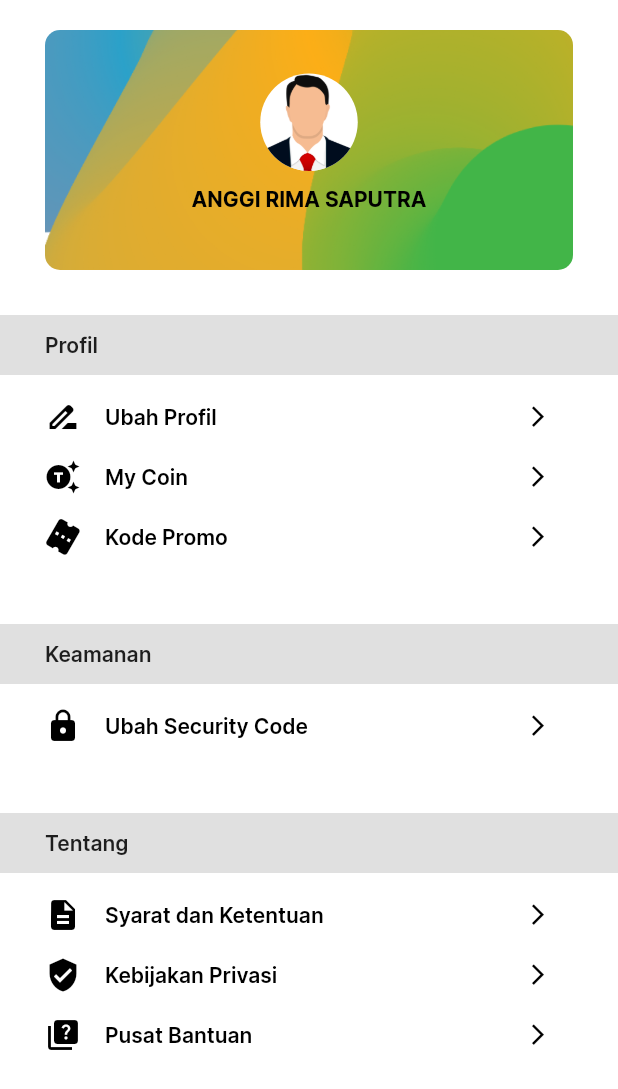
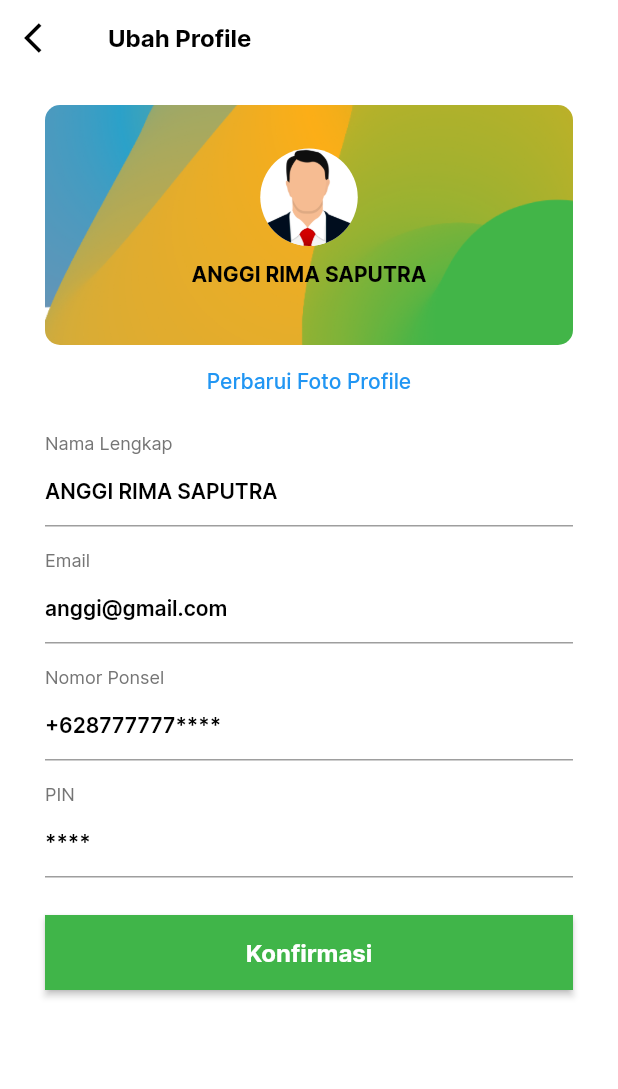
Before and after one commit to IkbalGumilar/bmt_kbs, a Flutter app: the ProfileScreen screen opened directly, after a tap on "Ubah Profil", on a phone screen of 412 x 824 dp. Shown: the top 1089 px of the screen. Run offline on Flutter 3.47's test engine with Material 2 defaults, Android fonts, the phone set to English and light mode, and no system bars; our stand-ins replace carousel_slider, dotted_border, dropdown_search, flutter_datetime_picker, fluttertoast, image_picker and 2 more; missing offline and left inert: qr_code_scanner; accounts and stored records are empty.

Commit message:
Update profile screen

```diff
--- a/lib/config/ip.dart
+++ b/lib/config/ip.dart
@@ -1,6 +1,6 @@
 class IpAdress {
-  // String ip = 'http://192.168.100.66:8000'; // IP kang ripan
-  String ip = 'https://ppob.koperasibmtkbs.com';
+  String ip = 'http://192.168.100.66:8000'; // IP kang ripan
+  // String ip = 'https://ppob.koperasibmtkbs.com';
 
   get getIp {
     return ip;
--- a/lib/screens/bottom_navigation/profile/profile.dart
+++ b/lib/screens/bottom_navigation/profile/profile.dart
@@ -1,3 +1,5 @@
+import 'package:bmt_kbs/etc/color_pallete.dart';
+import 'package:bmt_kbs/screens/bottom_navigation/profile/ubah_profile.dart';
 import 'package:flutter/material.dart';
 import 'package:shared_preferences/shared_preferences.dart';
 
@@ -233,7 +235,12 @@ class _ProfileScreenState extends State<ProfileScreen> {
                       ),
                     ),
                     onTap: () {
-                      Navigator.of(context).pushNamed('/edit_profile');
+                      Navigator.push(
+                        context,
+                        MaterialPageRoute(
+                          builder: (context) => const UbahProfileScreen(),
+                        ),
+                      );
                     },
                   ),
                   ListTile(
@@ -496,6 +503,32 @@ class _ProfileScreenState extends State<ProfileScreen> {
                 ],
               ),
             ),
+            Padding(
+              padding: const EdgeInsets.symmetric(horizontal: 30.0),
+              child: SizedBox(
+                width: double.infinity,
+                height: 50,
+                child: ElevatedButton(
+                  style: ElevatedButton.styleFrom(
+                    backgroundColor: ColorPallete.primaryColor,
+                    shape: RoundedRectangleBorder(
+                      borderRadius: BorderRadius.circular(0),
+                    ),
+                  ),
+                  onPressed: () {
+                    logout();
+                  },
+                  child: const Text(
+                    'Log Out',
+                    style: TextStyle(
+                      color: Colors.white,
+                      fontSize: 16,
+                      fontWeight: FontWeight.w600,
+                    ),
+                  ),
+                ),
+              ),
+            ),
           ],
         ),
       ),
--- /dev/null
+++ b/lib/screens/bottom_navigation/profile/ubah_profile.dart
@@ -0,0 +1,407 @@
+import 'package:bmt_kbs/etc/color_pallete.dart';
+import 'package:flutter/material.dart';
+import 'package:shared_preferences/shared_preferences.dart';
+
+class UbahProfileScreen extends StatefulWidget {
+  const UbahProfileScreen({super.key});
+
+  @override
+  State<UbahProfileScreen> createState() => _UbahProfileScreenState();
+}
+
+class _UbahProfileScreenState extends State<UbahProfileScreen> {
+  void logout() async {
+    showDialog(
+      barrierDismissible: false,
+      context: context,
+      builder: (context) {
+        double width = MediaQuery.of(context).size.width;
+        double height = MediaQuery.of(context).size.height;
+        return Dialog(
+          shape:
+              RoundedRectangleBorder(borderRadius: BorderRadius.circular(10)),
+          child: Container(
+            height: height * 0.25,
+            width: width,
+            padding: const EdgeInsets.all(15),
+            child: Column(
+              mainAxisAlignment: MainAxisAlignment.spaceBetween,
+              children: [
+                const Text(
+                  '',
+                  style: TextStyle(fontSize: 20, fontWeight: FontWeight.bold),
+                ),
+                const Text(
+                  'Apakah Anda \nYakin Ingin Keluar?',
+                  style: TextStyle(
+                      fontSize: 16,
+                      height: 1,
+                      color: Colors.black,
+                      fontWeight: FontWeight.w400,
+                      fontFamily: 'Archivo'),
+                  textAlign: TextAlign.center,
+                ),
+                Row(
+                  children: [
+                    Flexible(
+                      child: InkWell(
+                        onTap: () {
+                          Navigator.pop(context);
+                        },
+                        child: Container(
+                          width: width,
+                          alignment: Alignment.center,
+                          padding: const EdgeInsets.all(15),
+                          decoration: BoxDecoration(
+                              color: Colors.red[400],
+                              borderRadius: BorderRadius.circular(35)),
+                          child: const Text(
+                            'Tidak',
+                            style: TextStyle(
+                              fontSize: 14,
+                              color: Colors.white,
+                              fontWeight: FontWeight.w700,
+                              fontFamily: 'Archivo',
+                            ),
+                          ),
+                        ),
+                      ),
+                    ),
+                    const SizedBox(width: 15),
+                    Flexible(
+                      child: InkWell(
+                        onTap: () async {
+                          SharedPreferences prefs =
+                              await SharedPreferences.getInstance();
+                          prefs.setString('token', '');
+
+                          if (mounted) {
+                            Navigator.of(context).pushNamedAndRemoveUntil(
+                                '/splash', (Route<dynamic> route) => false);
+                          }
+                        },
+                        child: Container(
+                          width: width,
+                          alignment: Alignment.center,
+                          padding: const EdgeInsets.all(15),
+                          decoration: BoxDecoration(
+                            color: Colors.green,
+                            borderRadius: BorderRadius.circular(35),
+                          ),
+                          child: const Text(
+                            'Ya',
+                            style: TextStyle(
+                                fontSize: 14,
+                                color: Colors.white,
+                                fontWeight: FontWeight.w700,
+                                fontFamily: 'Archivo'),
+                          ),
+                        ),
+                      ),
+                    ),
+                  ],
+                ),
+              ],
+            ),
+          ),
+        );
+      },
+    );
+  }
+
+  @override
+  Widget build(BuildContext context) {
+    return WillPopScope(
+      onWillPop: () {
+        Navigator.of(context)
+            .pushNamedAndRemoveUntil('/home', (Route<dynamic> route) => false);
+        return Future.value(false);
+      },
+      child: Scaffold(
+        appBar: PreferredSize(
+          preferredSize: const Size.fromHeight(50),
+          child: AppBar(
+            leading: IconButton(
+              icon: const Icon(Icons.arrow_back_ios),
+              onPressed: () {
+                Navigator.pop(context);
+              },
+            ),
+            iconTheme: const IconThemeData(color: Colors.black),
+            toolbarHeight: 60,
+            title: const Text(
+              "Ubah Profile",
+              style: TextStyle(
+                  fontSize: 16,
+                  fontWeight: FontWeight.bold,
+                  color: Colors.black),
+            ),
+            centerTitle: false,
+            backgroundColor: Colors.white,
+            elevation: 0.0,
+          ),
+        ),
+        backgroundColor: Colors.white,
+        body: ListView(
+          padding: const EdgeInsets.symmetric(
+            vertical: 20,
+          ),
+          children: [
+            Padding(
+              padding: const EdgeInsets.symmetric(horizontal: 30.0),
+              child: Stack(
+                alignment: Alignment.center,
+                children: [
+                  Container(
+                    width: double.infinity,
+                    height: 160,
+                    decoration: BoxDecoration(
+                      borderRadius: BorderRadius.circular(10),
+                      image: const DecorationImage(
+                        image:
+                            AssetImage('assets/icons/card_icons/card_mask.png'),
+                        fit: BoxFit.cover,
+                      ),
+                    ),
+                  ),
+                  Column(
+                    children: [
+                      Container(
+                        width: 65,
+                        height: 65,
+                        decoration: const BoxDecoration(
+                          color: Colors.white,
+                          borderRadius: BorderRadius.all(
+                            Radius.circular(65 / 2),
+                          ),
+                          image: DecorationImage(
+                            image: AssetImage(
+                              'assets/images/avatar.png',
+                            ),
+                          ),
+                        ),
+                      ),
+                      Padding(
+                        padding: const EdgeInsets.symmetric(
+                          vertical: 10,
+                        ),
+                        child: Text(
+                          "Anggi Rima Saputra".toUpperCase(),
+                          style: const TextStyle(
+                            color: Colors.black,
+                            fontWeight: FontWeight.bold,
+                            fontSize: 14,
+                          ),
+                        ),
+                      )
+                    ],
+                  ),
+                ],
+              ),
+            ),
+            TextButton(
+              style: TextButton.styleFrom(
+                padding: EdgeInsets.zero,
+              ),
+              onPressed: () {},
+              child: const Text("Perbarui Foto Profile"),
+            ),
+            Padding(
+              padding: const EdgeInsets.symmetric(
+                vertical: 10.0,
+                horizontal: 30.0,
+              ),
+              child: Wrap(
+                children: [
+                  Column(
+                    crossAxisAlignment: CrossAxisAlignment.start,
+                    children: [
+                      Text(
+                        "Nama Lengkap",
+                        style: TextStyle(
+                          color: Colors.grey[600],
+                          fontSize: 12,
+                        ),
+                      ),
+                      Column(
+                        crossAxisAlignment: CrossAxisAlignment.start,
+                        children: [
+                          TextField(
+                            autocorrect: false,
+                            readOnly: true,
+                            controller: TextEditingController(
+                                text: "Anggi Rima Saputra".toUpperCase()),
+                            decoration: const InputDecoration(
+                              // make focused border same as default border
+                              focusedBorder: UnderlineInputBorder(
+                                borderSide: BorderSide(
+                                  color: Colors.grey,
+                                  width: 1,
+                                ),
+                              ),
+                            ),
+                            style: const TextStyle(
+                              fontWeight: FontWeight.w600,
+                              fontSize: 14,
+                              color: Colors.black,
+                            ),
+                          ),
+                        ],
+                      ),
+                      const SizedBox(
+                        height: 15,
+                      ),
+                    ],
+                  ),
+                  Column(
+                    crossAxisAlignment: CrossAxisAlignment.start,
+                    children: [
+                      Text(
+                        "Email",
+                        style: TextStyle(
+                          color: Colors.grey[600],
+                          fontSize: 12,
+                        ),
+                      ),
+                      Column(
+                        crossAxisAlignment: CrossAxisAlignment.start,
+                        children: [
+                          TextField(
+                            autocorrect: false,
+                            readOnly: true,
+                            controller:
+                                TextEditingController(text: "anggi@gmail.com"),
+                            decoration: const InputDecoration(
+                              // make focused border same as default border
+                              focusedBorder: UnderlineInputBorder(
+                                borderSide: BorderSide(
+                                  color: Colors.grey,
+                                  width: 1,
+                                ),
+                              ),
+                            ),
+                            style: const TextStyle(
+                              fontWeight: FontWeight.w600,
+                              fontSize: 14,
+                              color: Colors.black,
+                            ),
+                          ),
+                        ],
+                      ),
+                      const SizedBox(
+                        height: 15,
+                      ),
+                    ],
+                  ),
+                  Column(
+                    crossAxisAlignment: CrossAxisAlignment.start,
+                    children: [
+                      Text(
+                        "Nomor Ponsel",
+                        style: TextStyle(
+                          color: Colors.grey[600],
+                          fontSize: 12,
+                        ),
+                      ),
+                      Column(
+                        crossAxisAlignment: CrossAxisAlignment.start,
+                        children: [
+                          TextField(
+                            autocorrect: false,
+                            readOnly: true,
+                            controller:
+                                TextEditingController(text: "+628777777****"),
+                            decoration: const InputDecoration(
+                              // make focused border same as default border
+                              focusedBorder: UnderlineInputBorder(
+                                borderSide: BorderSide(
+                                  color: Colors.grey,
+                                  width: 1,
+                                ),
+                              ),
+                            ),
+                            style: const TextStyle(
+                              fontWeight: FontWeight.w600,
+                              fontSize: 14,
+                              color: Colors.black,
+                            ),
+                          ),
+                        ],
+                      ),
+                      const SizedBox(
+                        height: 15,
+                      ),
+                    ],
+                  ),
+                  Column(
+                    crossAxisAlignment: CrossAxisAlignment.start,
+                    children: [
+                      Text(
+                        "PIN",
+                        style: TextStyle(
+                          color: Colors.grey[600],
+                          fontSize: 12,
+                        ),
+                      ),
+                      Column(
+                        crossAxisAlignment: CrossAxisAlignment.start,
+                        children: [
+                          TextField(
+                            autocorrect: false,
+                            readOnly: true,
+                            controller: TextEditingController(text: "****"),
+                            decoration: const InputDecoration(
+                              // make focused border same as default border
+                              focusedBorder: UnderlineInputBorder(
+                                borderSide: BorderSide(
+                                  color: Colors.grey,
+                                  width: 1,
+                                ),
+                              ),
+                            ),
+                            style: const TextStyle(
+                              fontWeight: FontWeight.w600,
+                              fontSize: 14,
+                              color: Colors.black,
+                            ),
+                          ),
+                        ],
+                      ),
+                      const SizedBox(
+                        height: 15,
+                      ),
+                    ],
+                  ),
+                  Padding(
+                    padding: const EdgeInsets.only(top: 10.0),
+                    child: SizedBox(
+                      width: double.infinity,
+                      height: 50,
+                      child: ElevatedButton(
+                        style: ElevatedButton.styleFrom(
+                          backgroundColor: ColorPallete.primaryColor,
+                          shape: RoundedRectangleBorder(
+                            borderRadius: BorderRadius.circular(0),
+                          ),
+                        ),
+                        onPressed: () {},
+                        child: const Text(
+                          'Konfirmasi',
+                          style: TextStyle(
+                            color: Colors.white,
+                            fontSize: 16,
+                            fontWeight: FontWeight.bold,
+                          ),
+                        ),
+                      ),
+                    ),
+                  ),
+                ],
+              ),
+            ),
+          ],
+        ),
+      ),
+    );
+  }
+}
```
Also changed, not shown: lib/screens/features/scan/scanner.dart (+68 -41 lines).
